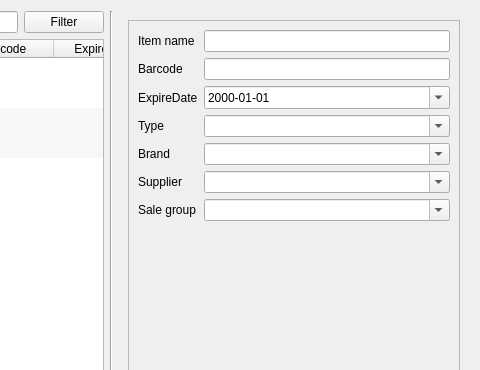
This is app/views/templates/generated/ManageItem.ui in rondalefloyd/mts-pos as Qt 5 draws it before an edit; both pictures show x 258 to 738 and y 0 to 370 of the 738 by 835 pixel window. The edited form follows.
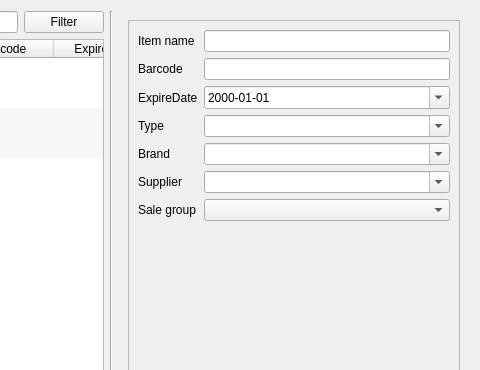
This is the edited form.

The edit to the form file:
```diff
--- a/app/views/templates/generated/ManageItem.ui
+++ b/app/views/templates/generated/ManageItem.ui
@@ -331,7 +331,7 @@
              <bool>true</bool>
             </property>
             <property name="editable">
-             <bool>true</bool>
+             <bool>false</bool>
             </property>
             <property name="insertPolicy">
              <enum>QComboBox::NoInsert</enum>
```
